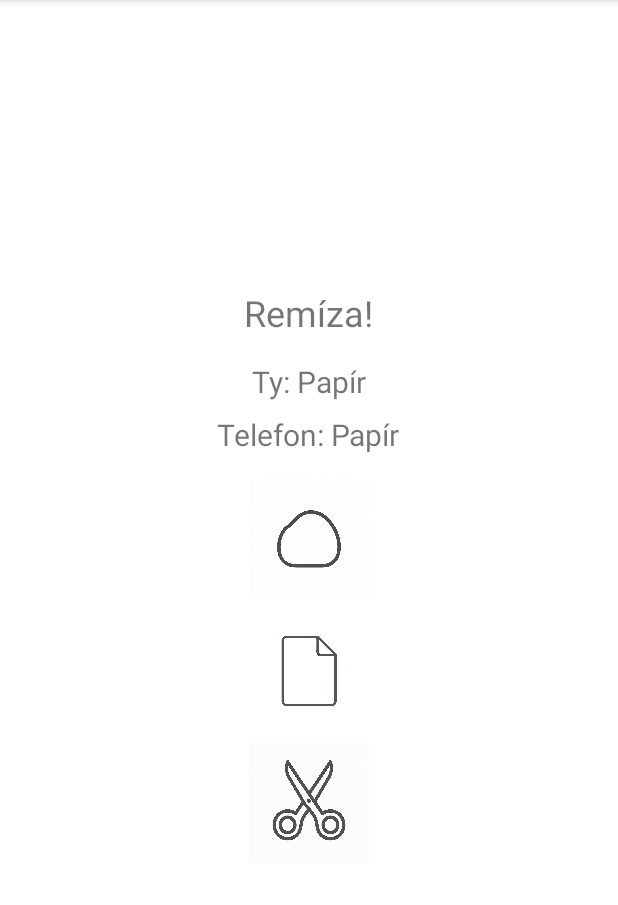
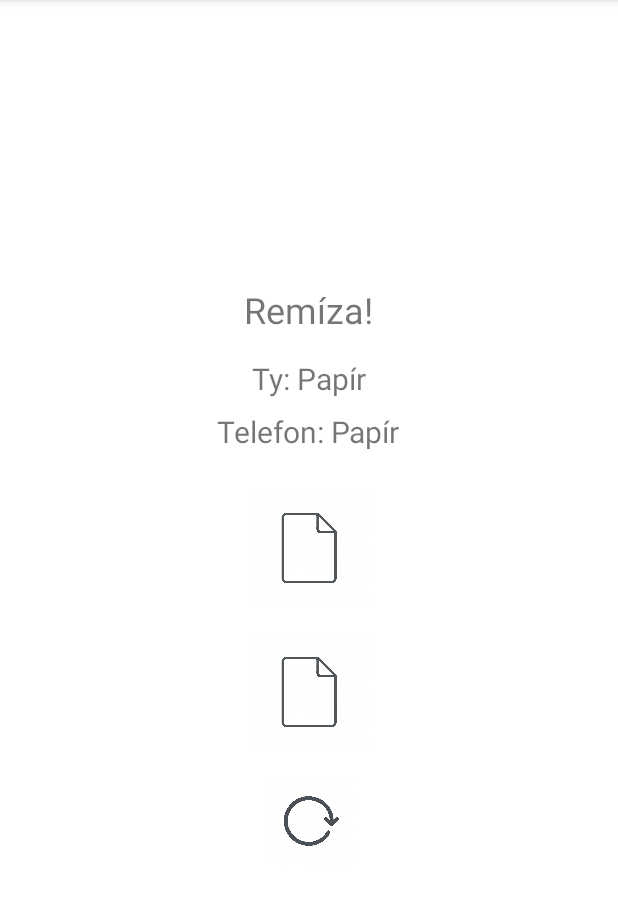
Before and after one commit to Backo47/Rock_Paper_Scissors, an Android app: the screen it shows after launch (MainActivity), after a tap on "Ikona papíru", on a phone screen of 412 x 824 dp, the part 84-989 px from its top. Run offline under Robolectric (Android 15) with nearby library versions, the phone set to English and light mode, and no system bars; 1 other tap on this screen came first.

Commit message:
Added icons

```diff
--- a/app/src/main/java/com/example/kamennuzkypapir/MainActivity.kt
+++ b/app/src/main/java/com/example/kamennuzkypapir/MainActivity.kt
@@ -2,7 +2,9 @@ package com.example.kamennuzkypapir
 
 import androidx.appcompat.app.AppCompatActivity
 import android.os.Bundle
+import android.view.View
 import android.widget.ImageButton
+import android.widget.ImageView
 import android.widget.TextView
 import kotlin.random.Random
 
@@ -10,6 +12,12 @@ class MainActivity : AppCompatActivity() {
     private lateinit var resultTextView: TextView
     private lateinit var computerChoiceTextView: TextView
     private lateinit var userChoiceTextView: TextView
+
+    private lateinit var rockButton: ImageButton
+    private lateinit var paperButton: ImageButton
+    private lateinit var scissorsButton: ImageButton
+    private lateinit var computerIcon: ImageView
+    private lateinit var repeatButton: ImageButton
 
     override fun onCreate(savedInstanceState: Bundle?) {
         super.onCreate(savedInstanceState)
@@ -19,22 +27,60 @@ class MainActivity : AppCompatActivity() {
         computerChoiceTextView = findViewById(R.id.computer_choice_text)
         userChoiceTextView = findViewById(R.id.user_choice_text)
 
-        // Find image buttons instead of regular buttons. In the layout, the
-        // controls are now ImageButton, so casting them to Button will crash.
-        val rockButton: ImageButton = findViewById(R.id.rock_button)
-        val paperButton: ImageButton = findViewById(R.id.paper_button)
-        val scissorsButton: ImageButton = findViewById(R.id.scissors_button)
+        // Initialize choice buttons
+        rockButton = findViewById(R.id.rock_button)
+        paperButton = findViewById(R.id.paper_button)
+        scissorsButton = findViewById(R.id.scissors_button)
 
+        // Initialize computer icon and repeat button
+        computerIcon = findViewById(R.id.computer_icon)
+        repeatButton = findViewById(R.id.repeat_button)
+
+        // Set click listeners for player's choice
         rockButton.setOnClickListener { playGame("Kámen") }
         paperButton.setOnClickListener { playGame("Papír") }
         scissorsButton.setOnClickListener { playGame("Nůžky") }
+
+        // Set click listener for repeat button
+        repeatButton.setOnClickListener { resetGame() }
     }
 
     private fun playGame(userChoice: String) {
+        // Display player's choice text
         userChoiceTextView.text = "Ty: $userChoice"
+        // Hide buttons that were not chosen
+        when (userChoice) {
+            "Kámen" -> {
+                paperButton.visibility = View.GONE
+                scissorsButton.visibility = View.GONE
+            }
+            "Papír" -> {
+                rockButton.visibility = View.GONE
+                scissorsButton.visibility = View.GONE
+            }
+            "Nůžky" -> {
+                rockButton.visibility = View.GONE
+                paperButton.visibility = View.GONE
+            }
+        }
+        // Disable all buttons to prevent multiple selections
+        rockButton.isEnabled = false
+        paperButton.isEnabled = false
+        scissorsButton.isEnabled = false
+
         val computerChoice = getComputerChoice()
         computerChoiceTextView.text = "Telefon: $computerChoice"
+        // Set computer icon based on choice and show it
+        when (computerChoice) {
+            "Kámen" -> computerIcon.setImageResource(R.drawable.rock)
+            "Papír" -> computerIcon.setImageResource(R.drawable.paper)
+            "Nůžky" -> computerIcon.setImageResource(R.drawable.scissors)
+        }
+        computerIcon.visibility = View.VISIBLE
+        // Determine winner and display result
         resultTextView.text = determineWinner(userChoice, computerChoice)
+        // Show repeat button
+        repeatButton.visibility = View.VISIBLE
     }
 
     private fun getComputerChoice(): String {
@@ -55,4 +101,27 @@ class MainActivity : AppCompatActivity() {
             "Prohrál jsi!"
         }
     }
+
+    /**
+     * Reset the UI to allow a new round to be played. Shows all choice
+     * buttons again, hides the computer's icon and the repeat button, and
+     * resets the result and choice labels.
+     */
+    private fun resetGame() {
+        // Show all buttons
+        rockButton.visibility = View.VISIBLE
+        paperButton.visibility = View.VISIBLE
+        scissorsButton.visibility = View.VISIBLE
+        // Enable buttons again for selection
+        rockButton.isEnabled = true
+        paperButton.isEnabled = true
+        scissorsButton.isEnabled = true
+        // Hide computer icon and repeat button
+        computerIcon.visibility = View.GONE
+        repeatButton.visibility = View.GONE
+        // Reset text views
+        resultTextView.text = getString(R.string.vyberte_k_men_n_ky_nebo_pap_r)
+        userChoiceTextView.text = ""
+        computerChoiceTextView.text = ""
+    }
 }
--- a/app/src/main/res/layout/activity_main.xml
+++ b/app/src/main/res/layout/activity_main.xml
@@ -32,6 +32,7 @@
         android:paddingBottom="16dp" />
 
     <!-- Icons instead of text buttons -->
+    <!-- Player choice icons -->
     <ImageButton
         android:id="@+id/rock_button"
         android:layout_width="80dp"
@@ -63,4 +64,27 @@
         android:scaleType="fitCenter"
         android:adjustViewBounds="true"
         android:contentDescription="@string/nuzky_desc" />
+
+    <!-- Computer choice icon, hidden until a round is played -->
+    <ImageView
+        android:id="@+id/computer_icon"
+        android:layout_width="80dp"
+        android:layout_height="80dp"
+        android:layout_marginTop="16dp"
+        android:visibility="gone"
+        android:contentDescription="@string/computer_choice_icon_desc" />
+
+    <!-- Repeat button shown after round completion -->
+    <ImageButton
+        android:id="@+id/repeat_button"
+        android:layout_width="60dp"
+        android:layout_height="60dp"
+        android:layout_marginTop="16dp"
+        android:visibility="gone"
+        android:src="@drawable/replay"
+        android:background="?attr/selectableItemBackgroundBorderless"
+        android:tint="@null"
+        android:scaleType="fitCenter"
+        android:adjustViewBounds="true"
+        android:contentDescription="@string/repeat_desc" />
 </LinearLayout>
--- a/app/src/main/res/values/strings.xml
+++ b/app/src/main/res/values/strings.xml
@@ -8,4 +8,9 @@
     <string name="kamen_desc">Ikona kamene</string>
     <string name="papir_desc">Ikona papíru</string>
     <string name="nuzky_desc">Ikona nůžek</string>
+
+    <!-- Content description for computer's choice icon -->
+    <string name="computer_choice_icon_desc">Ikona volby telefonu</string>
+    <!-- Content description for repeat button -->
+    <string name="repeat_desc">Opakovat hru</string>
 </resources>
```
Also changed, not shown: app/src/main/res/drawable/repeat.png (added), app/src/main/res/drawable/replay.png (added).
